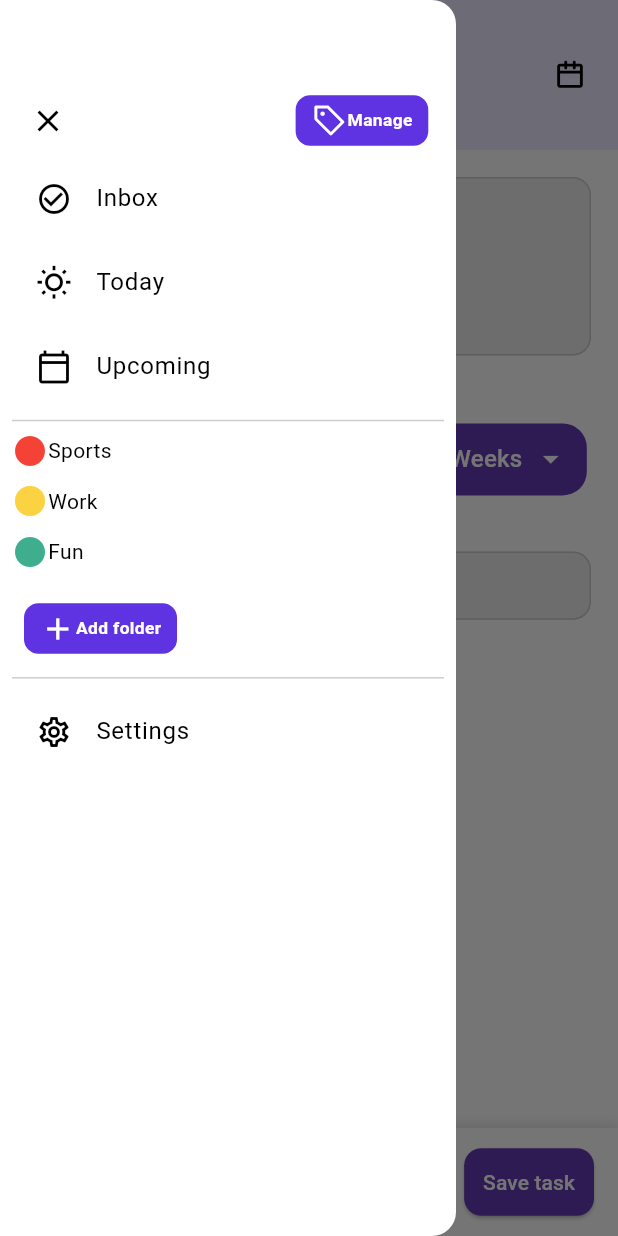
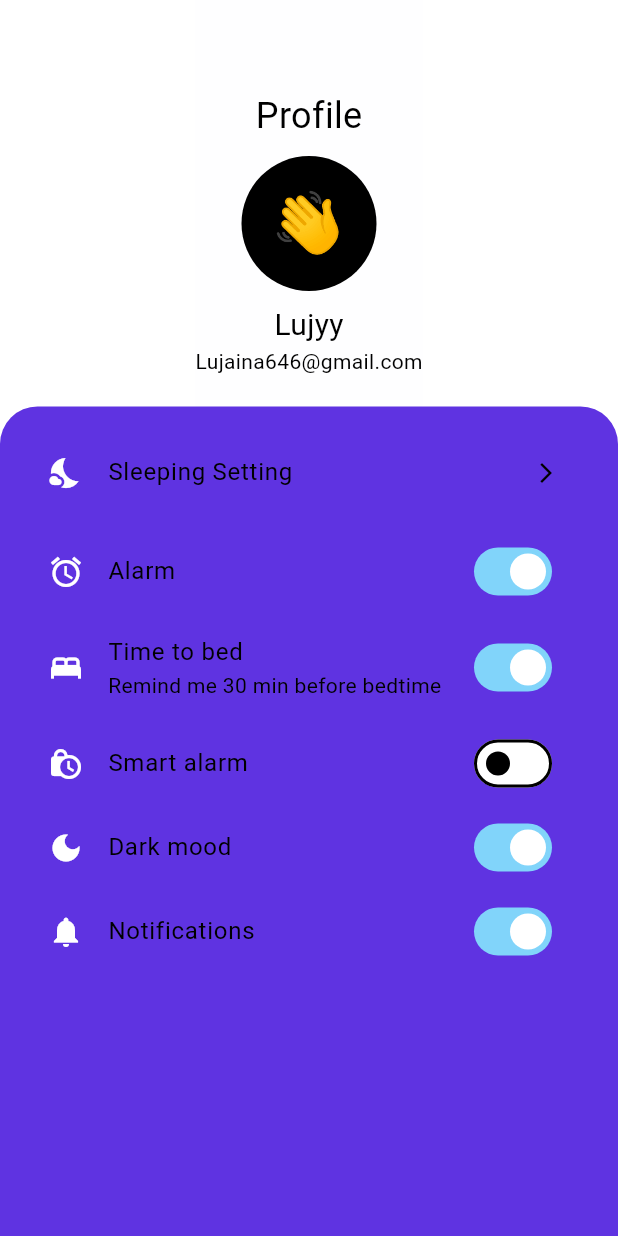
Before and after one commit to mw205/only-to-do, a Flutter app: the EditTaskViewBody screen opened directly, in the side drawer, after a tap on "Settings", on a phone screen of 412 x 824 dp. Run offline on Flutter 3.47's test engine with Material 3 defaults, Android fonts, the light colour scheme and no system bars; our stand-ins replace awesome_notifications, cloud_firestore, dio, equatable, firebase_auth, firebase_core and 19 more; missing offline and left inert: dio_cache_interceptor, wheel_picker; accounts and stored records are empty; generated files the repository leaves out were written again; network calls fail; statements that could not run were skipped.

Commit message:
feat: Add ProfileScreen and integrate navigation in DrawerBody

```diff
--- a/lib/core/routes/app_router.dart
+++ b/lib/core/routes/app_router.dart
@@ -10,6 +10,7 @@ import '../../features/auth/presentation/pages/signup_page.dart';
 import '../../features/edit_task/presentation/views/edit_task_view.dart';
 import '../../features/on_boarding/on_boarding_view.dart';
 import '../../features/on_boarding/widgets/welcome_screen.dart';
+import '../../features/profile/presentation/pages/profile_screen.dart';
 import '../../features/sleep_tracking/collect_informations/presentation/informations_view.dart';
 import '../../features/sleep_tracking/collect_informations/presentation/sleep_prediction_result_page.dart';
 import '../../features/sleep_tracking/collect_informations/presentation/user_health_form.dart';
@@ -225,6 +226,19 @@ class AppRouter {
           );
         },
       ),
+      GoRoute(
+        path: ProfileScreen.id,
+        pageBuilder: (context, state) {
+          return CustomTransitionPage(
+            child: ProfileScreen(),
+            transitionDuration: Duration(milliseconds: 500),
+            transitionsBuilder:
+                (context, animation, secondaryAnimation, child) {
+              return FadeTransition(opacity: animation, child: child);
+            },
+          );
+        },
+      ),
     ],
   );
 }
--- a/lib/core/widgets/drawer_body.dart
+++ b/lib/core/widgets/drawer_body.dart
@@ -4,6 +4,7 @@ import 'package:gap/gap.dart';
 import 'package:go_router/go_router.dart';
 import 'package:only_to_do/core/styles/app_box_decorations.dart';
 import 'package:only_to_do/core/styles/app_text_styles.dart';
+import 'package:only_to_do/features/profile/presentation/pages/profile_screen.dart';
 import 'package:only_to_do/gen/assets.gen.dart';
 import 'package:only_to_do/gen/colors.gen.dart';
 
@@ -101,8 +102,7 @@ class DrawerBody extends StatelessWidget {
           Padding(
             padding: const EdgeInsets.all(8.0),
             child: Container(
-              padding:
-                  EdgeInsets.symmetric(horizontal: 10.w, vertical: 5.h),
+              padding: EdgeInsets.symmetric(horizontal: 10.w, vertical: 5.h),
               decoration: AppBoxDecorations.pomodoroTaskDecoration,
               child: Row(
                 mainAxisSize: MainAxisSize.min,
@@ -128,7 +128,9 @@ class DrawerBody extends StatelessWidget {
               color: Colors.black,
             ),
             title: const Text('Settings'),
-            onTap: () {},
+            onTap: () {
+              context.push(ProfileScreen.id);
+            },
           ),
         ],
       ),
--- /dev/null
+++ b/lib/features/profile/presentation/pages/profile_screen.dart
@@ -0,0 +1,139 @@
+import 'package:flutter/material.dart';
+
+class ProfileScreen extends StatefulWidget {
+  const ProfileScreen({super.key});
+  static String id = "/profile";
+  @override
+  State<ProfileScreen> createState() => _ProfileScreenState();
+}
+
+class _ProfileScreenState extends State<ProfileScreen> {
+  bool alarm = true;
+  bool timeToBed = true;
+  bool smartAlarm = false;
+  bool darkMood = true;
+  bool notifications = true;
+
+  @override
+  Widget build(BuildContext context) {
+    return Scaffold(
+      backgroundColor: const Color.fromARGB(255, 255, 255, 255),
+      body: Column(
+        children: [
+          // Header Section
+          Container(
+            padding: const EdgeInsets.only(top: 60, bottom: 20),
+            decoration: const BoxDecoration(
+              color: Color.fromARGB(255, 254, 254, 255),
+            ),
+            child: Column(
+              children: [
+                const Text(
+                  "Profile",
+                  style: TextStyle(
+                    color: Color.fromARGB(255, 0, 0, 0),
+                    fontSize: 24,
+                  ),
+                ),
+                const SizedBox(height: 10),
+                CircleAvatar(
+                  radius: 45,
+                  backgroundColor: const Color.fromARGB(255, 0, 0, 0),
+                  child: Text("👋", style: TextStyle(fontSize: 40)),
+                ),
+                const SizedBox(height: 8),
+                const Text(
+                  "Lujyy",
+                  style: TextStyle(
+                    fontSize: 20,
+                    color: Color.fromARGB(255, 0, 0, 0),
+                  ),
+                ),
+                const Text(
+                  "Lujaina646@gmail.com",
+                  style: TextStyle(color: Color.fromARGB(255, 0, 0, 0)),
+                ),
+              ],
+            ),
+          ),
+
+          // Settings Container
+          Expanded(
+            child: Container(
+              decoration: BoxDecoration(
+                color: const Color(0xFF5F33E1),
+                borderRadius: const BorderRadius.only(
+                  topLeft: Radius.circular(25),
+                  topRight: Radius.circular(25),
+                ),
+              ),
+              child: ListView(
+                padding: const EdgeInsets.all(16),
+                children: [
+                  ListTile(
+                    leading: const Icon(
+                      Icons.nights_stay,
+                      color: Color.fromARGB(255, 255, 255, 255),
+                    ),
+                    title: const Text("Sleeping Setting"),
+                    trailing: const Icon(Icons.arrow_forward_ios, size: 16),
+                    onTap: () {},
+                  ),
+                  SizedBox(height: 10),
+                  buildSwitchTile("Alarm", Icons.alarm, alarm, (val) {
+                    setState(() => alarm = val);
+                  }),
+                  buildSwitchTile(
+                    "Time to bed",
+                    Icons.bed,
+                    timeToBed,
+                    (val) {
+                      setState(() => timeToBed = val);
+                    },
+                    subtitle: "Remind me 30 min before bedtime",
+                  ),
+                  buildSwitchTile("Smart alarm", Icons.lock_clock, smartAlarm, (
+                    val,
+                  ) {
+                    setState(() => smartAlarm = val);
+                  }),
+                  buildSwitchTile("Dark mood", Icons.dark_mode, darkMood, (
+                    val,
+                  ) {
+                    setState(() => darkMood = val);
+                  }),
+                  buildSwitchTile(
+                    "Notifications",
+                    Icons.notifications,
+                    notifications,
+                    (val) {
+                      setState(() => notifications = val);
+                    },
+                  ),
+                ],
+              ),
+            ),
+          ),
+        ],
+      ),
+    );
+  }
+
+  Widget buildSwitchTile(
+    String title,
+    IconData icon,
+    bool value,
+    Function(bool) onChanged, {
+    String? subtitle,
+  }) {
+    return SwitchListTile(
+      value: value,
+      onChanged: onChanged,
+      secondary: Icon(icon, color: const Color.fromARGB(255, 255, 255, 255)),
+      title: Text(title),
+      subtitle: subtitle != null ? Text(subtitle) : null,
+      activeColor: Colors.white,
+      activeTrackColor: Color(0xFF81D4FA),
+    );
+  }
+}
--- a/lib/features/sleep_tracking/collect_informations/presentation/prediction_result_view.dart
+++ b/lib/features/sleep_tracking/collect_informations/presentation/prediction_result_view.dart
@@ -1,9 +1,11 @@
 import 'package:flutter/material.dart';
 import 'package:flutter_screenutil/flutter_screenutil.dart';
 import 'package:gap/gap.dart';
+import 'package:go_router/go_router.dart';
 import 'package:only_to_do/gen/colors.gen.dart';
 
 import '../../../../core/widgets/custom_button.dart';
+import '../../sleep_home_page/presentation/views/sleep_page.dart';
 
 class PredictionResultView extends StatefulWidget {
   const PredictionResultView({super.key, required this.predictionValue});
@@ -121,7 +123,7 @@ class _PredictionResultViewState extends State<PredictionResultView>
             Gap(150.h),
             CustomButton(
               onPressed: () {
-
+                context.pushReplacement(SleepScreen.id);
               },
               buttonText: 'Let’s Go !!',
             ),
```
